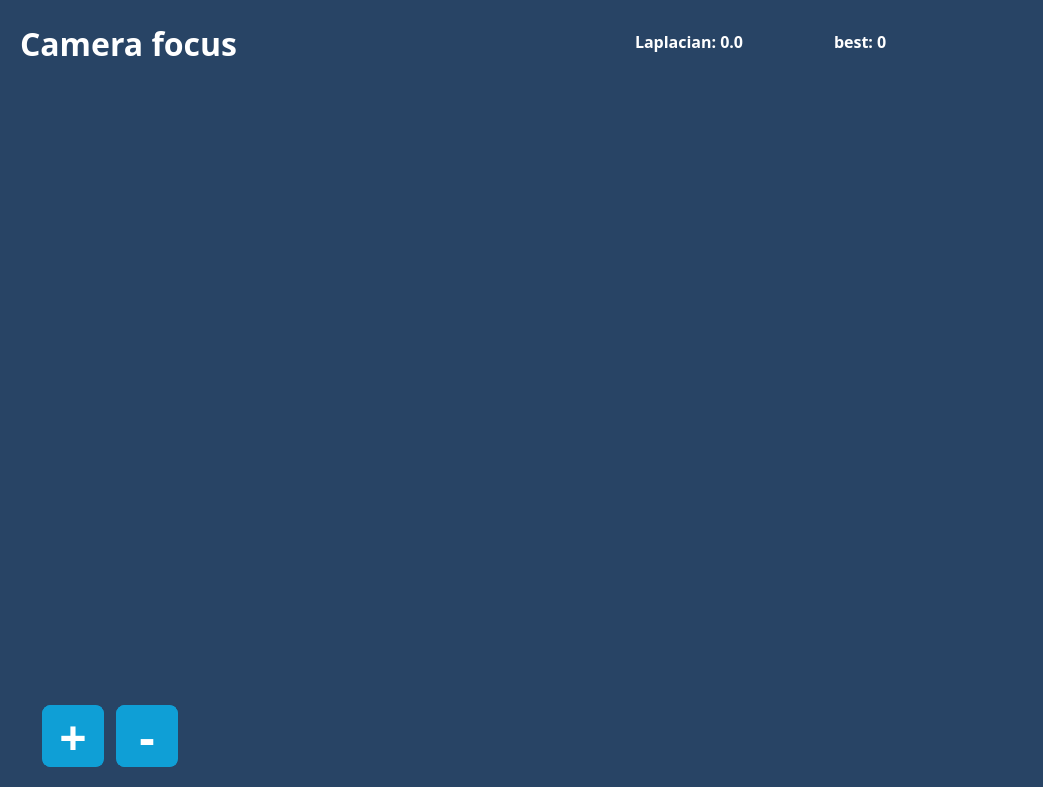
Before: the Qt Designer form UI_PylonCam.ui in DimaRU/PylonCam, drawn with Qt 5.
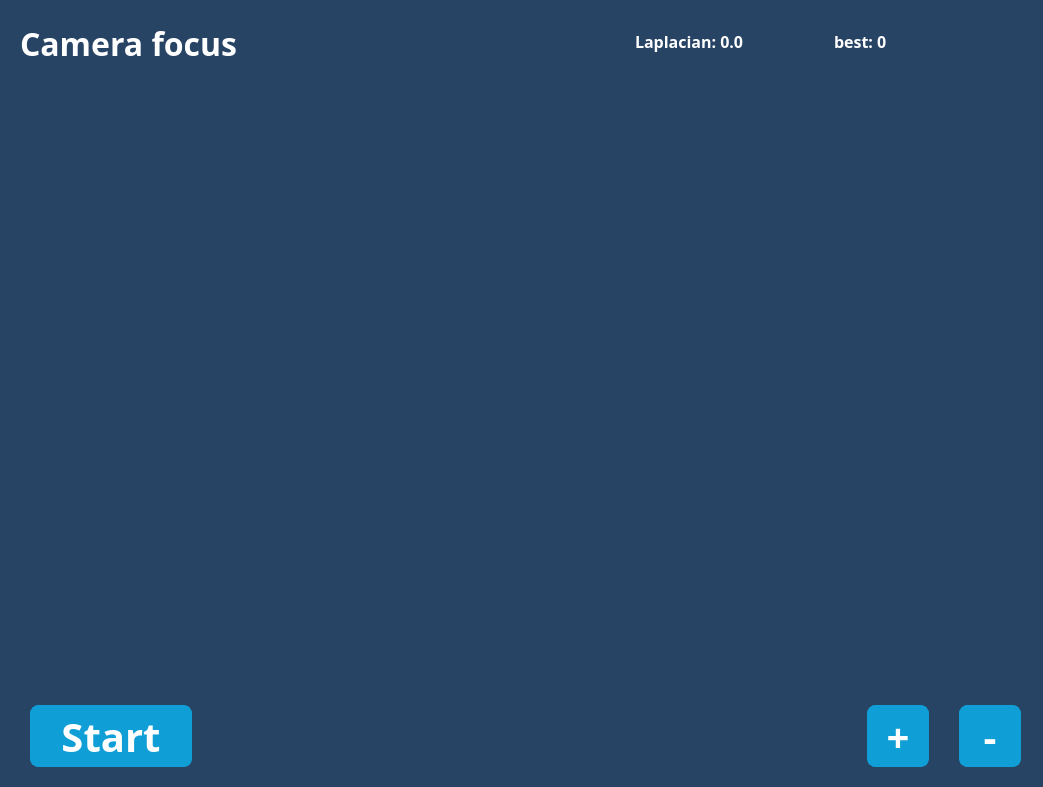
After: the same form once the commit is applied.

The edit to the form file:
```diff
--- a/UI_PylonCam.ui
+++ b/UI_PylonCam.ui
@@ -186,7 +186,7 @@
       </property>
       <property name="maximumSize">
        <size>
-        <width>100</width>
+        <width>16777215</width>
         <height>95</height>
        </size>
       </property>
@@ -201,7 +201,7 @@
 font-family: Rubik;
 font-style: normal;
 font-weight: 500;
-font-size: 48px;
+font-size: 40px;
 opacity: 0.94;
 height: 60px;
 width: 60px;
@@ -239,14 +239,71 @@
         <rect>
          <x>10</x>
          <y>10</y>
-         <width>161</width>
+         <width>1001</width>
          <height>72</height>
         </rect>
        </property>
        <layout class="QHBoxLayout" name="horizontalLayout_2">
         <property name="spacing">
-         <number>0</number>
+         <number>30</number>
         </property>
+        <property name="rightMargin">
+         <number>10</number>
+        </property>
+        <item>
+         <widget class="QPushButton" name="startStopButton">
+          <property name="minimumSize">
+           <size>
+            <width>162</width>
+            <height>62</height>
+           </size>
+          </property>
+          <property name="maximumSize">
+           <size>
+            <width>62</width>
+            <height>62</height>
+           </size>
+          </property>
+          <property name="styleSheet">
+           <string notr="true">QPushButton {
+font-family: Rubik;
+font-style: normal;
+font-weight: 500;
+font-size: 40px;
+opacity: 0.94;
+max-width: 160px;
+max-height: 60px;
+min-width: 160px;
+min-height: 60px;
+}
+QPushButton:enabled { 
+color: #FFFFFF;
+background: #0F9FD6;
+border-radius: 8px;
+}
+</string>
+          </property>
+          <property name="text">
+           <string>Start</string>
+          </property>
+          <property name="flat">
+           <bool>false</bool>
+          </property>
+         </widget>
+        </item>
+        <item>
+         <spacer name="horizontalSpacer_2">
+          <property name="orientation">
+           <enum>Qt::Horizontal</enum>
+          </property>
+          <property name="sizeHint" stdset="0">
+           <size>
+            <width>40</width>
+            <height>20</height>
+           </size>
+          </property>
+         </spacer>
+        </item>
         <item>
          <widget class="QPushButton" name="plusButton">
           <property name="styleSheet">
```
Left out of the diff: 2 changed lines with no effect on the pictures.
